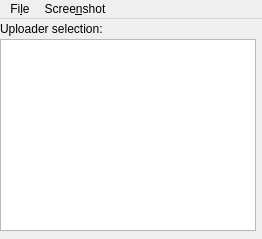
Qt form mainwindow.ui (ArsenArsen/KShare) before a commit.
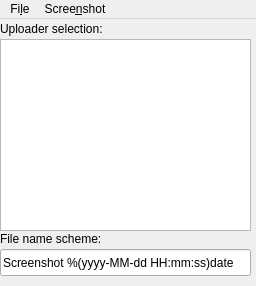
The same form after that commit. Icons and pictures are not drawn.

Patch:
```diff
--- a/mainwindow.ui
+++ b/mainwindow.ui
@@ -6,8 +6,8 @@
    <rect>
     <x>0</x>
     <y>0</y>
-    <width>262</width>
-    <height>239</height>
+    <width>256</width>
+    <height>286</height>
    </rect>
   </property>
   <property name="windowTitle">
@@ -29,7 +29,7 @@
      <rect>
       <x>0</x>
       <y>0</y>
-      <width>241</width>
+      <width>181</width>
       <height>19</height>
      </rect>
     </property>
@@ -42,18 +42,47 @@
      <rect>
       <x>0</x>
       <y>20</y>
-      <width>256</width>
+      <width>251</width>
       <height>192</height>
      </rect>
     </property>
    </widget>
+   <widget class="QLineEdit" name="nameScheme">
+    <property name="geometry">
+     <rect>
+      <x>0</x>
+      <y>230</y>
+      <width>251</width>
+      <height>27</height>
+     </rect>
+    </property>
+    <property name="toolTip">
+     <string>http://doc.qt.io/qt-5/qdatetime.html#toString</string>
+    </property>
+    <property name="text">
+     <string>Screenshot %(yyyy-MM-dd HH:mm:ss)date</string>
+    </property>
+   </widget>
+   <widget class="QLabel" name="label_2">
+    <property name="geometry">
+     <rect>
+      <x>0</x>
+      <y>210</y>
+      <width>141</width>
+      <height>19</height>
+     </rect>
+    </property>
+    <property name="text">
+     <string>File name scheme:</string>
+    </property>
+   </widget>
   </widget>
   <widget class="QMenuBar" name="menuBar">
    <property name="geometry">
     <rect>
      <x>0</x>
      <y>0</y>
-     <width>262</width>
+     <width>256</width>
      <height>24</height>
     </rect>
    </property>
```
